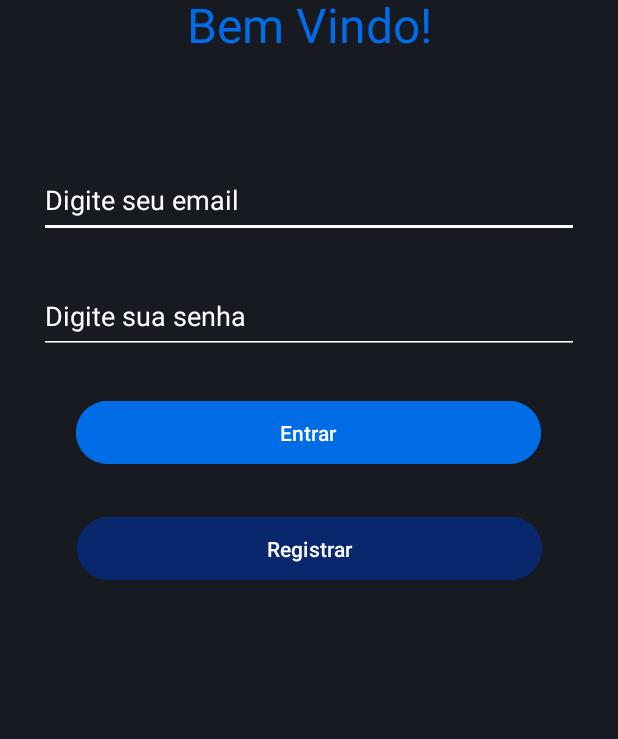
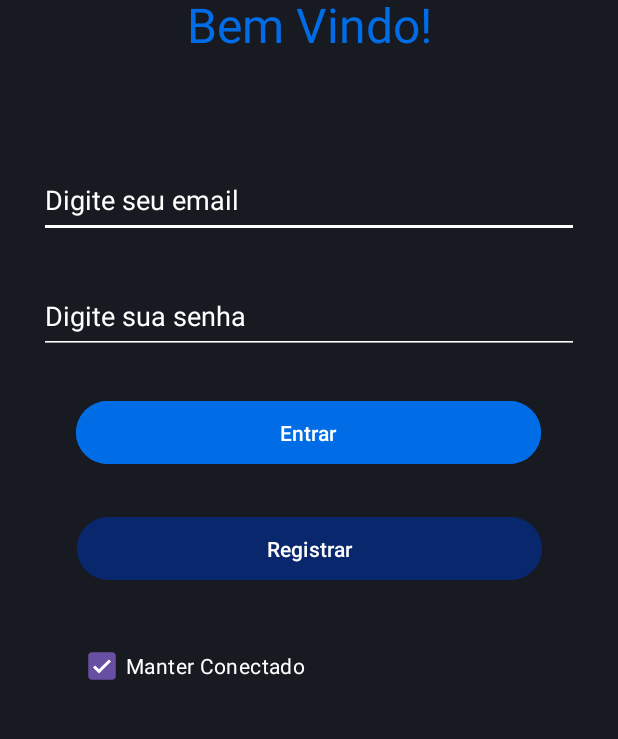
Before and after one commit to JoaoLima77/Aplicativo-gerenciador-de-treinos-de-musculacao, an Android app: the screen it shows after launch (LoginActivity), on a phone screen of 412 x 824 dp, the part 418-1157 px from its top. Run offline under Robolectric (Android 15) with nearby library versions, the phone set to English and light mode, and no system bars; our stand-ins replace Firebase (no records; nobody signed in at launch, a user with empty details on screens opened directly).

Commit message:
muita coisa

```diff
--- a/app/build.gradle.kts
+++ b/app/build.gradle.kts
@@ -50,4 +50,6 @@ dependencies {
     androidTestImplementation(libs.androidx.espresso.core)
     implementation ("com.google.firebase:firebase-auth:22.3.0")
     implementation ("com.google.android.material:material:1.11.0")
+    implementation ("com.prolificinteractive:material-calendarview:1.4.3")
+
 }
--- a/app/src/main/java/com/example/aplicativotcc/LoginActivity.kt
+++ b/app/src/main/java/com/example/aplicativotcc/LoginActivity.kt
@@ -1,15 +1,15 @@
 package com.example.aplicativotcc
 
 import android.content.Intent
-import android.graphics.LinearGradient
-import android.graphics.Shader
 import android.os.Bundle
 import android.widget.Button
 import android.widget.EditText
-import android.widget.TextView
 import android.widget.Toast
 import androidx.appcompat.app.AppCompatActivity
 import com.google.firebase.auth.FirebaseAuth
+import android.widget.CheckBox
+import android.content.SharedPreferences
+import androidx.core.content.edit
 
 class LoginActivity : AppCompatActivity() {
 
@@ -18,16 +18,29 @@ class LoginActivity : AppCompatActivity() {
     private lateinit var passwordEditText: EditText
     private lateinit var loginButton: Button
     private lateinit var registerButton: Button
+    private lateinit var checkBoxStayLogged: CheckBox
+    private lateinit var sharedPreferences: SharedPreferences
+
     override fun onCreate(savedInstanceState: Bundle?) {
         super.onCreate(savedInstanceState)
         setContentView(R.layout.activity_login)
 
         auth = FirebaseAuth.getInstance()
+        sharedPreferences = getSharedPreferences("AppPrefs", MODE_PRIVATE)
 
         emailEditText = findViewById(R.id.emailEditText)
         passwordEditText = findViewById(R.id.passwordEditText)
         loginButton = findViewById(R.id.loginButton)
         registerButton = findViewById(R.id.registerButton)
+        checkBoxStayLogged = findViewById(R.id.checkBox)
+
+        // 🔹 Se já está logado e escolheu "manter logado", vai direto pro Home
+        val stayLogged = sharedPreferences.getBoolean("stayLogged", false)
+        val currentUser = auth.currentUser
+        if (stayLogged && currentUser != null) {
+            startActivity(Intent(this, HomeActivity::class.java))
+            finish()
+        }
 
         loginButton.setOnClickListener {
             val email = emailEditText.text.toString().trim()
@@ -40,8 +53,12 @@ class LoginActivity : AppCompatActivity() {
 
             auth.signInWithEmailAndPassword(email, password)
                 .addOnSuccessListener {
+                    if (checkBoxStayLogged.isChecked) {
+                        sharedPreferences.edit { putBoolean("stayLogged", true) }
+                    } else {
+                        sharedPreferences.edit { putBoolean("stayLogged", false) }
+                    }
                     startActivity(Intent(this, HomeActivity::class.java))
-
                     finish()
                 }
                 .addOnFailureListener {
@@ -61,6 +78,9 @@ class LoginActivity : AppCompatActivity() {
             auth.createUserWithEmailAndPassword(email, password)
                 .addOnSuccessListener {
                     Toast.makeText(this, "Conta criada!", Toast.LENGTH_SHORT).show()
+                    if (checkBoxStayLogged.isChecked) {
+                        sharedPreferences.edit { putBoolean("stayLogged", true) }
+                    }
                     startActivity(Intent(this, HomeActivity::class.java))
                     finish()
                 }
--- a/app/src/main/res/layout/activity_login.xml
+++ b/app/src/main/res/layout/activity_login.xml
@@ -93,4 +93,18 @@
         app:layout_constraintVertical_bias="0.35000002"
         android:textSize="32sp"
         android:textColor="#006DE7"/>
+
+    <CheckBox
+        android:id="@+id/checkBox"
+        android:layout_width="wrap_content"
+        android:layout_height="wrap_content"
+        android:text="Manter Conectado"
+        android:textColor="@color/white"
+        app:layout_constraintBottom_toBottomOf="parent"
+        app:layout_constraintEnd_toEndOf="parent"
+        app:layout_constraintHorizontal_bias="0.2"
+        app:layout_constraintStart_toStartOf="parent"
+        app:layout_constraintTop_toTopOf="parent"
+        app:layout_constraintVertical_bias="0.9"
+        android:checked="true"/>
 </androidx.constraintlayout.widget.ConstraintLayout>
--- a/app/src/main/res/values/strings.xml
+++ b/app/src/main/res/values/strings.xml
@@ -1,6 +1,5 @@
 <resources>
-    <string name="app_name">LioFit</string>
-
+    <string name="app_name">LjFit</string>
     <string name="dica_email">Digite seu email</string>
     <string name="dica_senha">Digite sua senha</string>
     <string name="botao_entrar">Entrar</string>
@@ -37,5 +36,4 @@
     <string name="diasemana">Segunda-feira</string>
     <string name="logo_do_aplicativo">logo do aplicativo</string>
     <string name="bem_vindo">Bem Vindo!</string>
-
 </resources>
--- a/gradle.properties
+++ b/gradle.properties
@@ -21,3 +21,4 @@ kotlin.code.style=official
 # resources declared in the library itself and none from the library's dependencies,
 # thereby reducing the size of the R class for that library
 android.nonTransitiveRClass=true
+android.enableJetifier=true
```
Also changed, not shown: app/src/main/java/com/example/aplicativotcc/ui/ContaFragment.kt (+7 -2 lines), app/src/main/res/layout/fragment_conta.xml (+15 -1 lines).
